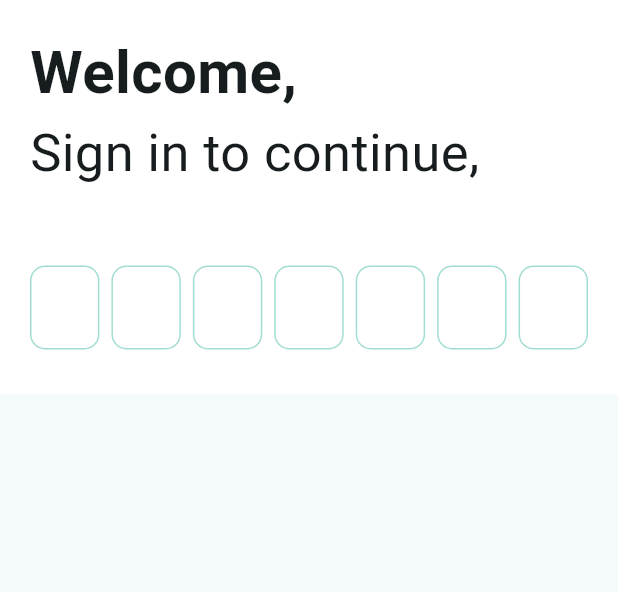
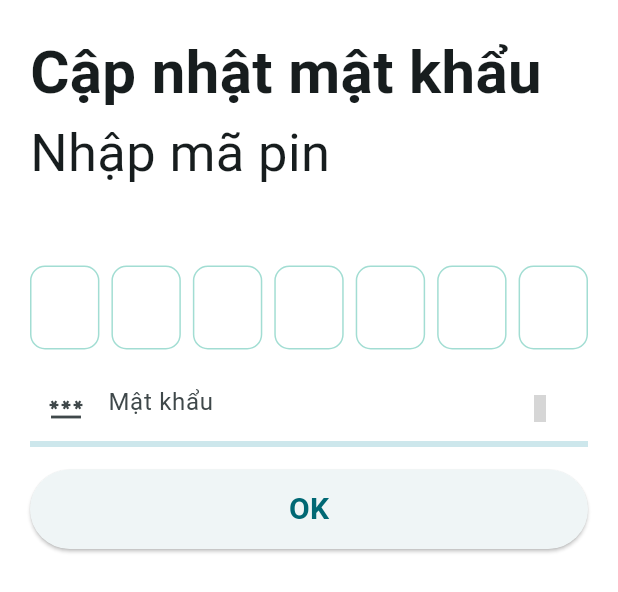
Before and after one commit to anhkiet-201/cdio-app, a Flutter app: the InputPinCode widget shown alone on an empty page, opened directly, on a phone screen of 412 x 824 dp. Shown: the top 592 px of the screen. Run offline on Flutter 3.47's test engine with Material 2 defaults, Android fonts, the light colour scheme and no system bars; drawn by our look-alikes of pinput; our stand-ins replace cached_network_image, flutter_secure_storage, iconsax, jiffy, loading_indicator, skeletons; accounts and stored records are empty; network calls fail; grey boxes are pictures that could not be loaded.

```diff
--- a/lib/network/api/BaseApi.dart
+++ b/lib/network/api/BaseApi.dart
@@ -32,13 +32,13 @@ class BaseApi {
     return BaseResponse.fromJson(jsonDecode(utf8.decode(response.bodyBytes)));
   }
 
-  Future<BaseResponse> post({required String path, Object? body}) async {
+  Future<BaseResponse> post({required String path, Object? body, Object? rawBody}) async {
     final jwt = LocalStorageService.jwt;
     if (jwt != null) {
       _headers.addEntries([MapEntry('Authorization', jwt)]);
     }
     final response = await http.post(Uri.parse('$_baseUrl$path'),
-        body: body != null ? jsonEncode(body) : body, headers: _headers);
+        body: rawBody ?? (body != null ? jsonEncode(body) : body), headers: _headers);
     if (response.statusCode >= 400) {
       throw (ErrorResponse.fromJson(_utf8JsonDecode(response.bodyBytes))
               .error ??
--- a/lib/scene/forget_password/InputResetPin.dart
+++ b/lib/scene/update_password/InputResetPin.dart
@@ -1,3 +1,5 @@
+import 'package:cdio/component/CustomButton.dart';
+import 'package:cdio/component/PasswordField.dart';
 import 'package:flutter/material.dart';
 import 'package:loading_indicator/loading_indicator.dart';
 import 'package:pinput/pinput.dart';
@@ -14,12 +16,13 @@ class InputPinCode extends StatefulWidget {
 class _InputPinCodeState extends State<InputPinCode> {
 
   final pinController = TextEditingController();
+  final _passController = TextEditingController();
   final focusNode = FocusNode();
   final formKey = GlobalKey<FormState>();
 
-  final focusedBorderColor = Color.fromRGBO(23, 171, 144, 1);
-  final fillColor = Color.fromRGBO(243, 246, 249, 0);
-  final borderColor = Color.fromRGBO(23, 171, 144, 0.4);
+  final focusedBorderColor = const Color.fromRGBO(23, 171, 144, 1);
+  final fillColor = const Color.fromRGBO(243, 246, 249, 0);
+  final borderColor = const Color.fromRGBO(23, 171, 144, 0.4);
 
   @override
   void dispose() {
@@ -65,7 +68,7 @@ extension on _InputPinCodeState {
               crossAxisAlignment: CrossAxisAlignment.start,
               children: [
                 Text(
-                  'Welcome,',
+                  'Cập nhật mật khẩu',
                   style: TextStyle(
                       fontSize: 40,
                       fontWeight: FontWeight.bold),
@@ -73,7 +76,7 @@ extension on _InputPinCodeState {
                   maxLines: 1,
                 ),
                 Text(
-                  'Sign in to continue,',
+                  'Nhập mã pin',
                   style: TextStyle(
                     fontSize: 35,
                   ),
@@ -151,15 +154,15 @@ extension on _InputPinCodeState {
               ],
             ),
           ),
-          // EmailField(
-          //   controller: _emailController,
-          // ),
-          // CustomButton(
-          //   text: "OK",
-          //   onClick: () {
-          //     // _viewModel.login(email: _emailController.text, password: _passController.text);
-          //   },
-          // ),
+          PasswordField(
+            controller: _passController,
+          ),
+          CustomButton(
+            text: "OK",
+            onClick: () {
+              // _viewModel.login(email: _emailController.text, password: _passController.text);
+            },
+          ),
           const SizedBox(
             height: 30,
           ),
```
Also changed, not shown: lib/network/model/ResetPasswordResponseModel.dart (added, +18 -0 lines), lib/network/services/AuthService.dart (+9 -0 lines), lib/scene/forget_password/ForgetPassword.dart (+21 -22 lines), lib/scene/forget_password/_ViewModel.dart (+42 -3 lines).
